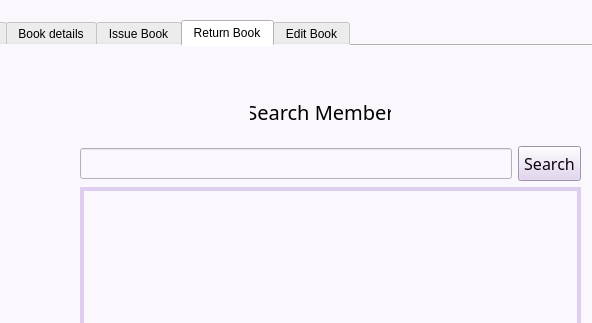
The window that ui/Book Window.ui (amazinglySK/lms-400) describes before a commit, drawn with Qt 5; both pictures show x 82 to 674 and y 0 to 323 of the 800 by 600 pixel window.
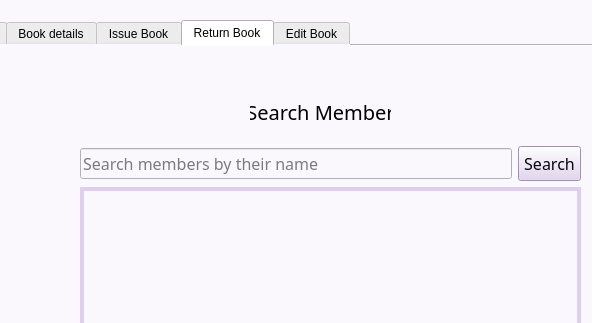
The same window after the commit. The open tabs and pages were chosen to show the change. Icons and pictures are not drawn.

Commit message: Updated window icons and titles

What changed in the file:
```diff
--- a/ui/Book Window.ui
+++ b/ui/Book Window.ui
@@ -602,6 +602,9 @@
                <pointsize>12</pointsize>
               </font>
              </property>
+             <property name="placeholderText">
+              <string>Search members by their name</string>
+             </property>
             </widget>
            </item>
            <item>
```
Left out of the diff: 9 changed lines with no effect on the pictures. The commit also changes 5 other files.
